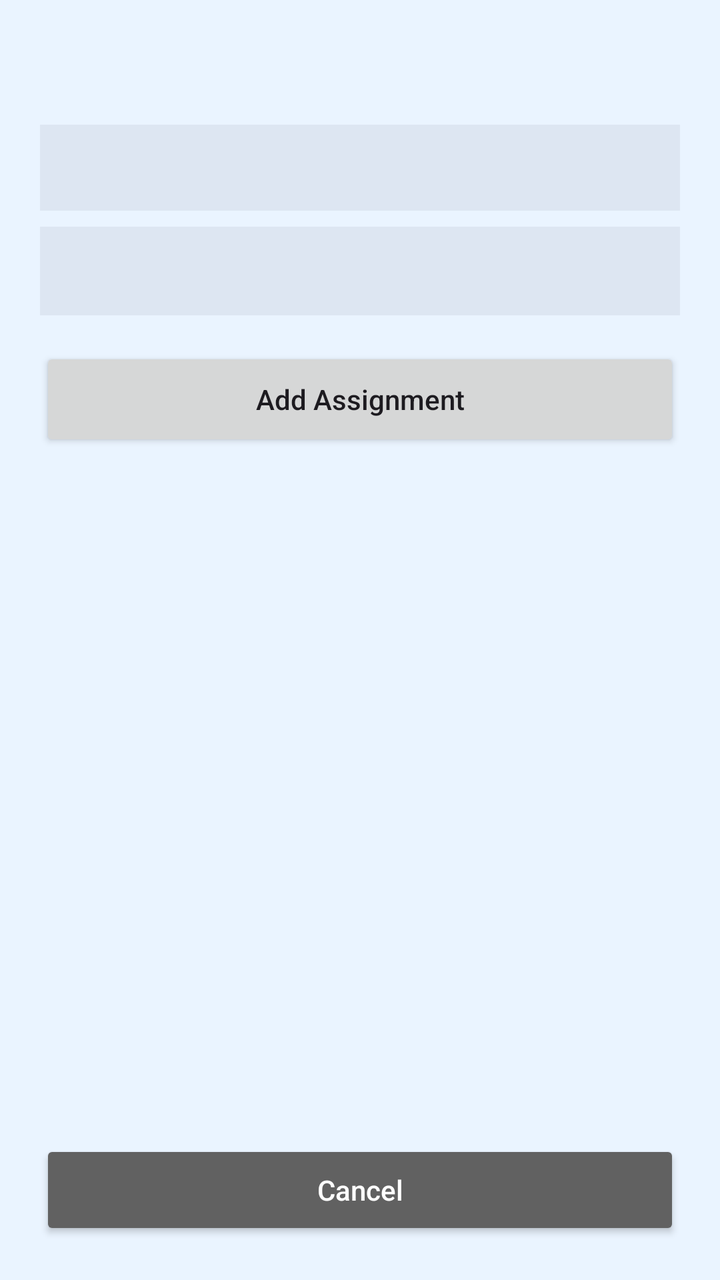
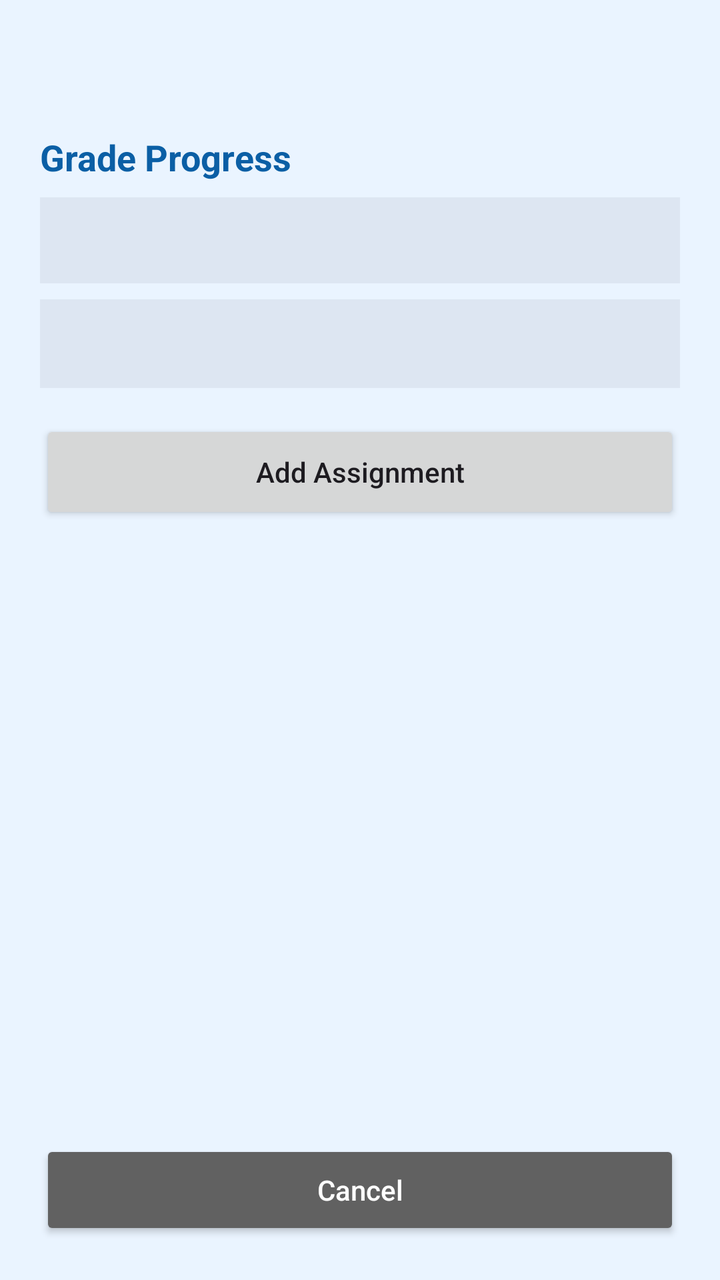

Screens rendered from an Android XML layout before and after an edit, with the pre-edit source and the edit as a unified diff.
<!-- AndroidManifest.xml: application theme Theme.SmartAcademia -->
<!-- res/layout/activity_unit_detail.xml -->
<?xml version="1.0" encoding="utf-8"?>
<LinearLayout xmlns:android="http://schemas.android.com/apk/res/android"
    android:layout_width="match_parent"
    android:layout_height="match_parent"
    android:background="#EAF4FF"
    android:orientation="vertical"
    android:padding="20dp">

    <TextView
        android:id="@+id/unitDetailTitleTextView"
        android:layout_width="match_parent"
        android:layout_height="wrap_content"
        android:textColor="#0B5FA5"
        android:textSize="24sp"
        android:textStyle="bold" />

    <TextView
        android:id="@+id/unitProgressTextView"
        android:layout_width="match_parent"
        android:layout_height="wrap_content"
        android:layout_marginTop="10dp"
        android:background="#DDE6F2"
        android:padding="12dp"
        android:textColor="#111111"
        android:textSize="14sp" />

    <TextView
        android:id="@+id/unitPassStatusTextView"
        android:layout_width="match_parent"
        android:layout_height="wrap_content"
        android:layout_marginTop="8dp"
        android:background="#DDE6F2"
        android:padding="12dp"
        android:textColor="#0B5FA5"
        android:textSize="15sp"
        android:textStyle="bold" />

    <Button
        android:id="@+id/addAssignmentButton"
        android:layout_width="match_parent"
        android:layout_height="52dp"
        android:layout_marginTop="16dp"
        android:text="Add Assignment"
        android:textAllCaps="false" />

    <androidx.recyclerview.widget.RecyclerView
        android:id="@+id/unitAssignmentRecyclerView"
        android:layout_width="match_parent"
        android:layout_height="0dp"
        android:layout_marginTop="14dp"
        android:layout_weight="1" />

    <Button
        android:id="@+id/backFromUnitButton"
        android:layout_width="match_parent"
        android:layout_height="50dp"
        android:backgroundTint="#616161"
        android:text="@string/cancel_button"
        android:textColor="#FFFFFF"
        android:textAllCaps="false" />

</LinearLayout>
<!-- resources referenced by this layout -->
<resources>
  <string name="cancel_button">Cancel</string>
  <style name="Theme.SmartAcademia" parent="Base.Theme.SmartAcademia" />
  <style name="Base.Theme.SmartAcademia" parent="Theme.Material3.DayNight.NoActionBar">
          
          
      </style>
</resources>

<!-- the commit's change to res/layout/activity_unit_detail.xml (unified diff, before → after) -->
@@ -15,10 +15,20 @@
         android:textStyle="bold" />
 
     <TextView
+        android:id="@+id/gradeProgressTitleTextView"
+        android:layout_width="match_parent"
+        android:layout_height="wrap_content"
+        android:layout_marginTop="14dp"
+        android:text="@string/grade_progress_title"
+        android:textColor="#0B5FA5"
+        android:textSize="18sp"
+        android:textStyle="bold" />
+
+    <TextView
         android:id="@+id/unitProgressTextView"
         android:layout_width="match_parent"
         android:layout_height="wrap_content"
-        android:layout_marginTop="10dp"
+        android:layout_marginTop="8dp"
         android:background="#DDE6F2"
         android:padding="12dp"
         android:textColor="#111111"
@@ -40,7 +50,7 @@
         android:layout_width="match_parent"
         android:layout_height="52dp"
         android:layout_marginTop="16dp"
-        android:text="Add Assignment"
+        android:text="@string/add_assignment_title"
         android:textAllCaps="false" />
 
     <androidx.recyclerview.widget.RecyclerView
<!-- resource entries referenced after the edit -->
@@ -1,6 +1,8 @@
 <!-- resources referenced by this layout -->
 <resources>
+  <string name="add_assignment_title">Add Assignment</string>
   <string name="cancel_button">Cancel</string>
+  <string name="grade_progress_title">Grade Progress</string>
   <style name="Theme.SmartAcademia" parent="Base.Theme.SmartAcademia" />
   <style name="Base.Theme.SmartAcademia" parent="Theme.Material3.DayNight.NoActionBar">
           
